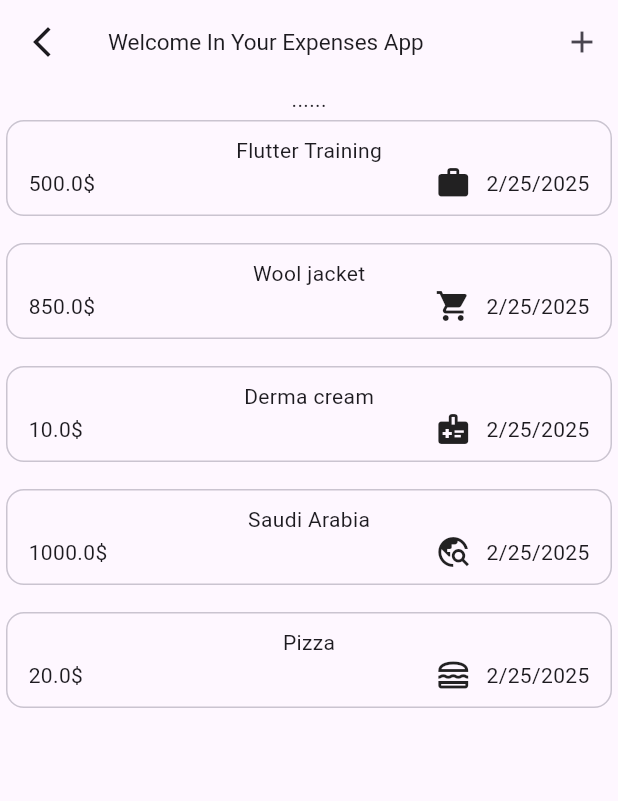
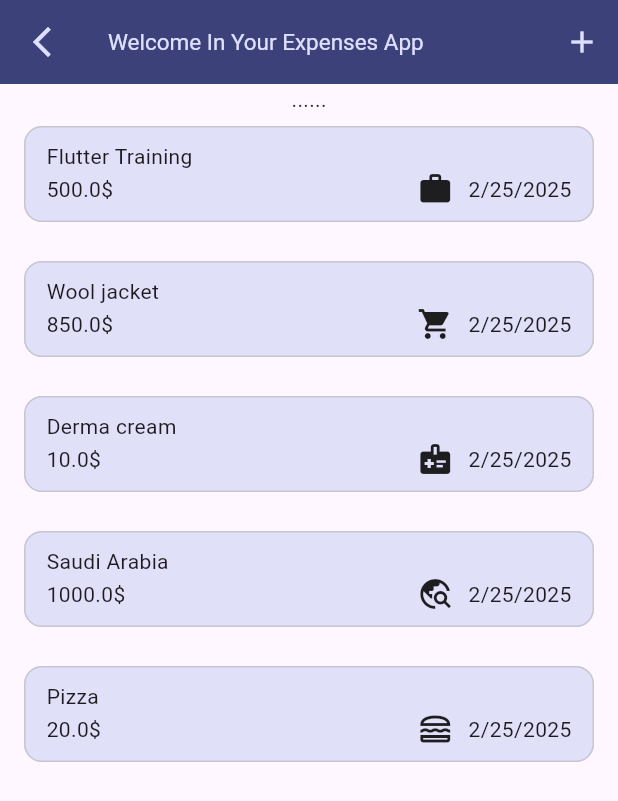
Before and after one commit to alaa2024Mandour/ExpensesApp, a Flutter app: the screen it shows after launch, on a phone screen of 412 x 824 dp. Shown: the top 801 px of the screen. Run offline on Flutter 3.47's test engine with Material 3 defaults, Android fonts, the phone set to English and light mode, and no system bars; our stand-ins replace flutter_bloc.

Commit message:
handling app themes

```diff
--- a/lib/layouts/expenses_screen.dart
+++ b/lib/layouts/expenses_screen.dart
@@ -65,6 +65,11 @@ class ExpensesScreen extends StatelessWidget {
                 Expanded(
                   child: ListView.separated(
                       itemBuilder: (context,index) => Dismissible(
+                        background: Container(
+                          color: Theme.of(context).colorScheme.error.withOpacity(0.7),
+                          margin: EdgeInsets.symmetric(
+                              horizontal: Theme.of(context).cardTheme.margin!.horizontal),
+                        ),
                           key: ValueKey(registeredExpenses[index]),
                           onDismissed: (direction)=>{
                             cubit.removeExpense(registeredExpenses[index])
--- a/lib/main.dart
+++ b/lib/main.dart
@@ -7,6 +7,12 @@ import 'package:flutter_bloc/flutter_bloc.dart';
 void main() {
   runApp(const MyApp());
 }
+
+var myColorScheme = ColorScheme.fromSeed(
+    seedColor: Color.fromARGB(255, 18, 32, 161));
+
+var myDarkColorScheme = ColorScheme.fromSeed(
+    seedColor: Color.fromARGB(255, 15, 26, 125));
 
 class MyApp extends StatelessWidget {
   const MyApp({super.key});
@@ -24,9 +30,49 @@ class MyApp extends StatelessWidget {
           return MaterialApp(
             title: 'Flutter Demo',
             debugShowCheckedModeBanner: false,
-            theme: ThemeData(
-              useMaterial3: true,
+            theme: ThemeData().copyWith(
+              colorScheme: myColorScheme,
+              appBarTheme: AppBarTheme().copyWith(
+                backgroundColor: myColorScheme.onPrimaryContainer,
+                foregroundColor: myColorScheme.primaryContainer,
+              ),
+              cardTheme: CardTheme().copyWith(
+                color: myColorScheme.secondaryContainer,
+                margin: EdgeInsets.symmetric(horizontal: 16,vertical: 8)
+              ),
+
+              outlinedButtonTheme: OutlinedButtonThemeData(
+                style: OutlinedButton.styleFrom(
+                  side: BorderSide(color: myColorScheme.onPrimaryContainer)
+                )
+              )
             ),
+            darkTheme: ThemeData.dark().copyWith(
+                colorScheme: myDarkColorScheme,
+                appBarTheme: AppBarTheme().copyWith(
+                  backgroundColor: myDarkColorScheme.onPrimaryContainer,
+                  foregroundColor: myDarkColorScheme.primaryContainer,
+                ),
+                cardTheme: CardTheme().copyWith(
+                    color: myDarkColorScheme.primary,
+                    margin: EdgeInsets.symmetric(horizontal: 16,vertical: 8)
+                ),
+                bottomSheetTheme: BottomSheetThemeData(
+                  backgroundColor: myDarkColorScheme.onPrimaryContainer
+                ),
+                outlinedButtonTheme: OutlinedButtonThemeData(
+                    style: OutlinedButton.styleFrom(
+                        side: BorderSide(color: myDarkColorScheme.onSecondary),
+                        foregroundColor: myDarkColorScheme.onSecondary
+                    )
+                ),
+              textButtonTheme: TextButtonThemeData(
+                style: TextButton.styleFrom(
+                    foregroundColor: myDarkColorScheme.onSecondary
+                ),
+              ),
+            ),
+            // themeMode: ThemeMode.system,
             initialRoute: 'expenses_screen',
             routes: {
               'expenses_screen': (context) => ExpensesScreen(),
--- a/lib/widgets/expenses_item.dart
+++ b/lib/widgets/expenses_item.dart
@@ -5,6 +5,7 @@ Widget expensesItem ({required List<Expenses> model, required int index}) => Car
   child: Padding(
     padding: const EdgeInsets.symmetric(horizontal: 15.0, vertical: 10),
     child: Column(
+      crossAxisAlignment: CrossAxisAlignment.start,
       children: [
         Text(model[index].productName),
 
```
